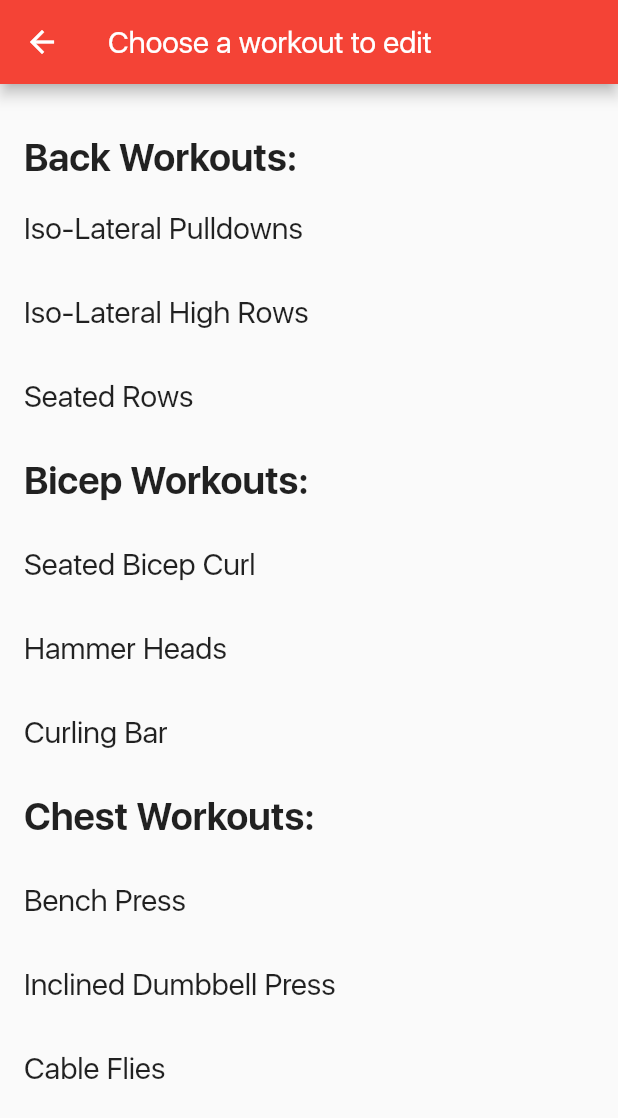
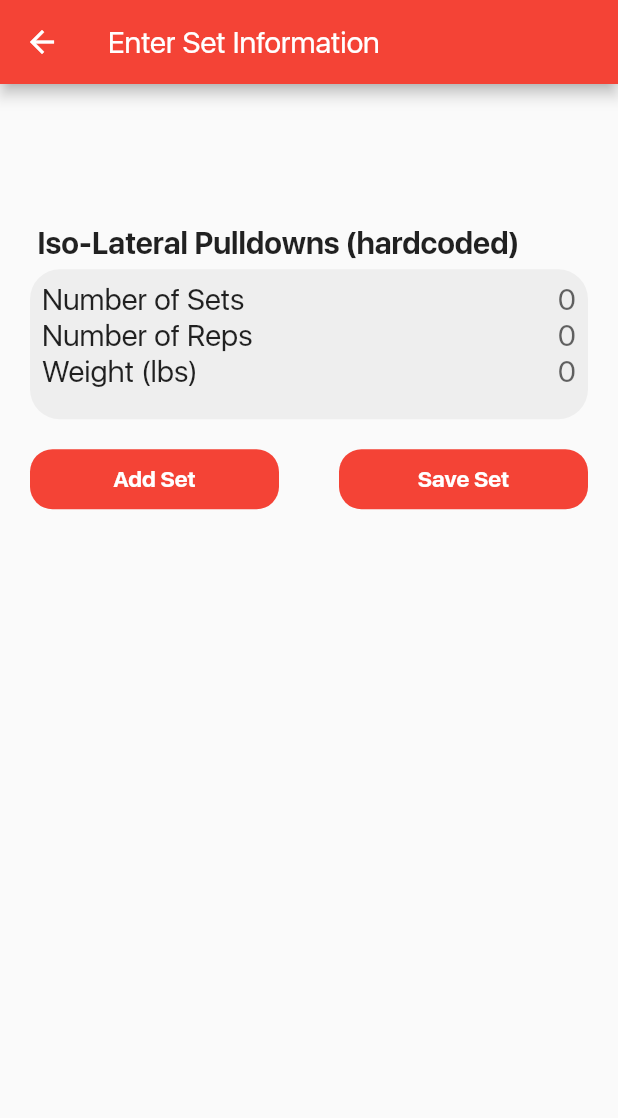
Before and after one commit to TrevorHuval/Mog, a Flutter app: the diary screen opened directly, after a tap on "Iso-Lateral Pulldowns", on a phone screen of 412 x 824 dp. Shown: the top 1118 px of the screen. Run offline on Flutter 3.47's test engine with Material 2 defaults, Android fonts, the phone set to English and light mode, and no system bars; our stand-ins replace cloud_firestore, convex_bottom_bar, firebase_auth, firebase_core, fl_chart, percent_indicator and 1 more; missing offline and left inert: cloud_firestore_web, firebase_auth_web, firebase_core_web, firebase_database_web; accounts and stored records are empty; project files that could hold a hidden picture were left out.

Commit message:
Updated Diary and added setEntry
Set Navigations to diary page and Added a new entry page for sets

```diff
--- a/lib/screens/diary.dart
+++ b/lib/screens/diary.dart
@@ -6,6 +6,7 @@ import 'package:flutter/painting.dart';
 import 'package:flutter/rendering.dart';
 import 'package:flutter/widgets.dart';
 import '../widgets/group_profile.dart';
+import 'setEntry.dart';
 
 class diary extends StatelessWidget {
   @override
@@ -37,21 +38,36 @@ class diary extends StatelessWidget {
                   'Iso-Lateral Pulldowns',
                   style: TextStyle(fontSize: 20),
                 ),
-                onTap: () {},
+                onTap: () {
+                  Navigator.push(
+                    context,
+                    MaterialPageRoute(builder: (context) => setEntry()),
+                  );
+                },
               ),
               ListTile(
                 title: Text(
                   'Iso-Lateral High Rows',
                   style: TextStyle(fontSize: 20),
                 ),
-                onTap: () {},
+                onTap: () {
+                  Navigator.push(
+                    context,
+                    MaterialPageRoute(builder: (context) => setEntry()),
+                  );
+                },
               ),
               ListTile(
                 title: Text(
                   'Seated Rows',
                   style: TextStyle(fontSize: 20),
                 ),
-                onTap: () {},
+                onTap: () {
+                  Navigator.push(
+                    context,
+                    MaterialPageRoute(builder: (context) => setEntry()),
+                  );
+                },
               ),
               //
               // Spacer
@@ -66,21 +82,36 @@ class diary extends StatelessWidget {
                   'Seated Bicep Curl',
                   style: TextStyle(fontSize: 20),
                 ),
-                onTap: () {},
+                onTap: () {
+                  Navigator.push(
+                    context,
+                    MaterialPageRoute(builder: (context) => setEntry()),
+                  );
+                },
               ),
               ListTile(
                 title: Text(
                   'Hammer Heads',
                   style: TextStyle(fontSize: 20),
                 ),
-                onTap: () {},
+                onTap: () {
+                  Navigator.push(
+                    context,
+                    MaterialPageRoute(builder: (context) => setEntry()),
+                  );
+                },
               ),
               ListTile(
                 title: Text(
                   'Curling Bar',
                   style: TextStyle(fontSize: 20),
                 ),
-                onTap: () {},
+                onTap: () {
+                  Navigator.push(
+                    context,
+                    MaterialPageRoute(builder: (context) => setEntry()),
+                  );
+                },
               ),
               //
               // Spacer
@@ -95,21 +126,36 @@ class diary extends StatelessWidget {
                   'Bench Press',
                   style: TextStyle(fontSize: 20),
                 ),
-                onTap: () {},
+                onTap: () {
+                  Navigator.push(
+                    context,
+                    MaterialPageRoute(builder: (context) => setEntry()),
+                  );
+                },
               ),
               ListTile(
                 title: Text(
                   'Inclined Dumbbell Press',
                   style: TextStyle(fontSize: 20),
                 ),
-                onTap: () {},
+                onTap: () {
+                  Navigator.push(
+                    context,
+                    MaterialPageRoute(builder: (context) => setEntry()),
+                  );
+                },
               ),
               ListTile(
                 title: Text(
                   'Cable Flies',
                   style: TextStyle(fontSize: 20),
                 ),
-                onTap: () {},
+                onTap: () {
+                  Navigator.push(
+                    context,
+                    MaterialPageRoute(builder: (context) => setEntry()),
+                  );
+                },
               ),
             ],
           ),
--- /dev/null
+++ b/lib/screens/setEntry.dart
@@ -0,0 +1,208 @@
+// ignore_for_file: prefer_const_constructors, file_names, prefer_const_literals_to_create_immutables, unnecessary_new
+
+import 'dart:ui';
+
+import 'package:flutter/cupertino.dart';
+import 'package:flutter/material.dart';
+import 'package:flutter/painting.dart';
+import 'package:flutter/rendering.dart';
+import 'package:flutter/widgets.dart';
+
+class setEntry extends StatelessWidget {
+  @override
+  Widget build(BuildContext context) {
+    return DefaultTabController(
+      length: 2,
+      child: Scaffold(
+        appBar: AppBar(
+            title: Text('Enter Set Information'), backgroundColor: Colors.red),
+        body: Center(
+          child: NotificationListener<OverscrollIndicatorNotification>(
+            onNotification: (OverscrollIndicatorNotification overScroll) {
+              overScroll.disallowGlow();
+              return false;
+            },
+            child: SingleChildScrollView(
+              child: Column(
+                children: <Widget>[
+                  Column(
+                    //mainAxisAlignment: MainAxisAlignment.spaceBetween,
+                    children: [
+                      Container(
+                        alignment: Alignment.topLeft,
+                        margin: EdgeInsets.only(left: 25, top: 30, right: 25),
+                        child: Text(
+                          'Iso-Lateral Pulldowns (hardcoded)',
+                          style: TextStyle(
+                              fontSize: 20, fontWeight: FontWeight.bold),
+                        ),
+                      ),
+                    ],
+                  ),
+                  SizedBox(
+                    height: 5,
+                  ),
+                  SizedBox(
+                    height: 100,
+                    width: 500,
+                    child: Card(
+                      elevation: 0,
+                      color: Colors.grey.shade200,
+                      margin: const EdgeInsets.symmetric(horizontal: 20),
+                      shape: RoundedRectangleBorder(
+                        borderRadius: BorderRadius.all(
+                          Radius.circular(20),
+                        ),
+                      ),
+                      child: Padding(
+                        padding: const EdgeInsets.all(8.0),
+                        child: ListView(
+                          physics: BouncingScrollPhysics(),
+                          children: [
+                            Row(
+                              mainAxisAlignment: MainAxisAlignment.spaceBetween,
+                              children: [
+                                Text(
+                                  'Number of Sets',
+                                  style: TextStyle(
+                                    fontSize: 20,
+                                  ),
+                                ),
+                                SizedBox(
+                                  width: 150,
+                                  child: TextField(
+                                    keyboardType: TextInputType.number,
+                                    textAlign: TextAlign.end,
+                                    style: TextStyle(fontSize: 20),
+                                    maxLines: 1,
+                                    decoration: InputDecoration.collapsed(
+                                        hintText: '0'),
+                                  ),
+                                ),
+                              ],
+                            ),
+                            Row(
+                              mainAxisAlignment: MainAxisAlignment.spaceBetween,
+                              children: [
+                                Text(
+                                  'Number of Reps',
+                                  style: TextStyle(
+                                    fontSize: 20,
+                                  ),
+                                ),
+                                SizedBox(
+                                  width: 150,
+                                  child: TextField(
+                                    keyboardType: TextInputType.number,
+                                    textAlign: TextAlign.end,
+                                    style: TextStyle(fontSize: 20),
+                                    maxLines: 1,
+                                    decoration: InputDecoration.collapsed(
+                                        hintText: '0'),
+                                  ),
+                                ),
+                              ],
+                            ),
+                            Row(
+                              mainAxisAlignment: MainAxisAlignment.spaceBetween,
+                              children: [
+                                Text(
+                                  'Weight (lbs)',
+                                  style: TextStyle(
+                                    fontSize: 20,
+                                  ),
+                                ),
+                                SizedBox(
+                                  width: 150,
+                                  child: TextField(
+                                    keyboardType: TextInputType.number,
+                                    textAlign: TextAlign.end,
+                                    style: TextStyle(fontSize: 20),
+                                    maxLines: 1,
+                                    decoration: InputDecoration.collapsed(
+                                        hintText: '0'),
+                                  ),
+                                ),
+                              ],
+                            ),
+                          ],
+                        ),
+                      ),
+                    ),
+                  ),
+                  Row(
+                    mainAxisAlignment: MainAxisAlignment.spaceAround,
+                    children: [
+                      SizedBox(width: 20, height: 80),
+                      Expanded(
+                        child: SizedBox(
+                          height: 40,
+                          child: ElevatedButton(
+                            style: ElevatedButton.styleFrom(
+                              elevation: 0,
+                              shape: new RoundedRectangleBorder(
+                                borderRadius: new BorderRadius.circular(15),
+                              ),
+                            ),
+                            onPressed: () {},
+                            child: Text(
+                              'Add Set',
+                              style: TextStyle(
+                                  fontSize: 15, fontWeight: FontWeight.bold),
+                            ),
+                          ),
+                        ),
+                      ),
+                      Container(
+                        margin: EdgeInsets.symmetric(horizontal: 20),
+                      ),
+                      Expanded(
+                        child: SizedBox(
+                          height: 40,
+                          child: ElevatedButton(
+                            style: ElevatedButton.styleFrom(
+                              primary: Colors.red,
+                              elevation: 0,
+                              shape: new RoundedRectangleBorder(
+                                borderRadius: new BorderRadius.circular(15),
+                              ),
+                            ),
+                            onPressed: () {},
+                            child: Text(
+                              'Save Set',
+                              style: TextStyle(
+                                fontSize: 15,
+                                fontWeight: FontWeight.bold,
+                              ),
+                            ),
+                          ),
+                        ),
+                      ),
+                      SizedBox(width: 20)
+                    ],
+                  ),
+                  Padding(
+                    padding: EdgeInsets.symmetric(horizontal: 20),
+                    child: SizedBox(
+                      height: 400,
+                      width: 500,
+                      child: ListView(
+                        physics: BouncingScrollPhysics(),
+                        children: [
+                          Text(
+                            '',
+                            style: TextStyle(fontSize: 20),
+                          ),
+                        ],
+                      ),
+                    ),
+                  ),
+                ],
+              ),
+            ),
+          ),
+        ),
+      ),
+    );
+  }
+}
```
